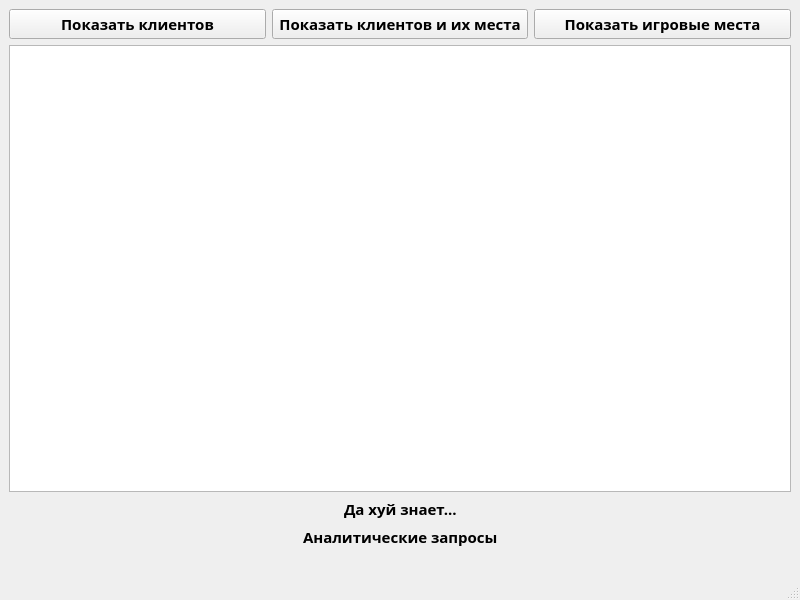
nydrawandcry/ComputerClub_Database, file Computer_club/mainwindow.ui: the form before one commit.
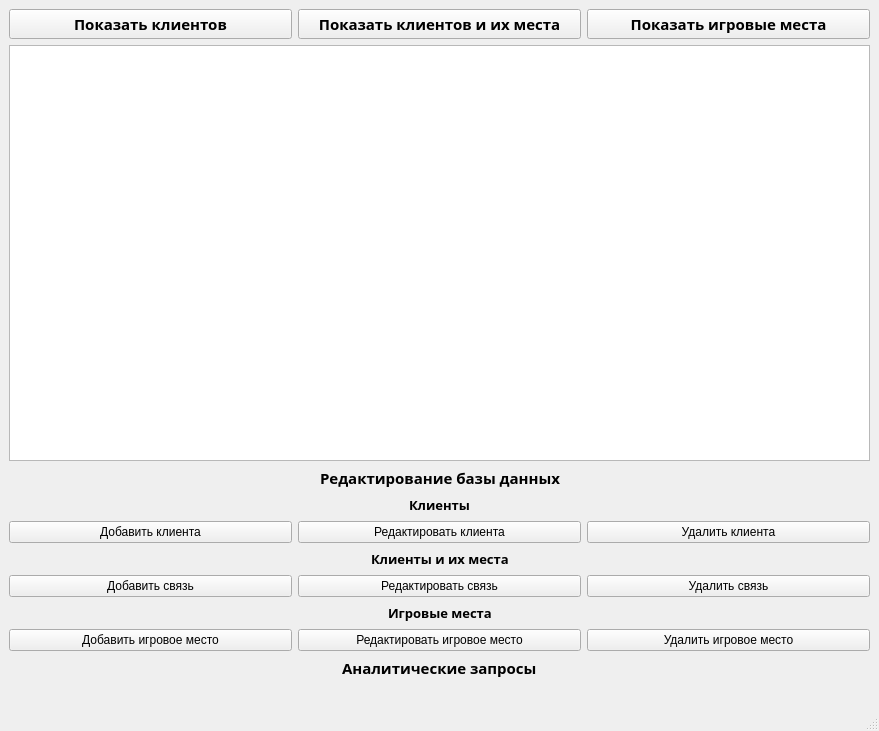
The form after the commit.

Commit message: updated interface + show tables realisation

```diff
--- a/Computer_club/mainwindow.ui
+++ b/Computer_club/mainwindow.ui
@@ -6,8 +6,8 @@
    <rect>
     <x>0</x>
     <y>0</y>
-    <width>800</width>
-    <height>600</height>
+    <width>879</width>
+    <height>731</height>
    </rect>
   </property>
   <property name="windowTitle">
@@ -20,7 +20,7 @@
       <item>
        <layout class="QHBoxLayout" name="horizontalLayout">
         <item>
-         <widget class="QPushButton" name="pushButton_3">
+         <widget class="QPushButton" name="ShowClients">
           <property name="font">
            <font>
             <family>Century Gothic</family>
@@ -34,7 +34,7 @@
          </widget>
         </item>
         <item>
-         <widget class="QPushButton" name="pushButton_2">
+         <widget class="QPushButton" name="ShowClientsPlaces">
           <property name="font">
            <font>
             <family>Century Gothic</family>
@@ -48,7 +48,7 @@
          </widget>
         </item>
         <item>
-         <widget class="QPushButton" name="pushButton">
+         <widget class="QPushButton" name="ShowPlaces">
           <property name="font">
            <font>
             <family>Century Gothic</family>
@@ -98,7 +98,7 @@
            </font>
           </property>
           <property name="text">
-           <string>Да хуй знает...</string>
+           <string>Редактирование базы данных</string>
           </property>
          </widget>
         </item>
@@ -117,6 +117,238 @@
         </item>
        </layout>
       </item>
+      <item>
+       <layout class="QVBoxLayout" name="verticalLayout_4">
+        <property name="topMargin">
+         <number>0</number>
+        </property>
+        <item>
+         <layout class="QHBoxLayout" name="horizontalLayout_6">
+          <property name="topMargin">
+           <number>0</number>
+          </property>
+          <item>
+           <spacer name="horizontalSpacer_6">
+            <property name="orientation">
+             <enum>Qt::Orientation::Horizontal</enum>
+            </property>
+            <property name="sizeHint" stdset="0">
+             <size>
+              <width>40</width>
+              <height>20</height>
+             </size>
+            </property>
+           </spacer>
+          </item>
+          <item>
+           <widget class="QLabel" name="label_3">
+            <property name="font">
+             <font>
+              <family>Century Gothic</family>
+              <pointsize>10</pointsize>
+              <bold>true</bold>
+             </font>
+            </property>
+            <property name="text">
+             <string>Клиенты</string>
+            </property>
+           </widget>
+          </item>
+          <item>
+           <spacer name="horizontalSpacer_5">
+            <property name="orientation">
+             <enum>Qt::Orientation::Horizontal</enum>
+            </property>
+            <property name="sizeHint" stdset="0">
+             <size>
+              <width>40</width>
+              <height>20</height>
+             </size>
+            </property>
+           </spacer>
+          </item>
+         </layout>
+        </item>
+       </layout>
+      </item>
+      <item>
+       <layout class="QHBoxLayout" name="horizontalLayout_7">
+        <property name="topMargin">
+         <number>0</number>
+        </property>
+        <item>
+         <widget class="QPushButton" name="pushButton_3">
+          <property name="text">
+           <string>Добавить клиента</string>
+          </property>
+         </widget>
+        </item>
+        <item>
+         <widget class="QPushButton" name="pushButton_2">
+          <property name="text">
+           <string>Редактировать клиента</string>
+          </property>
+         </widget>
+        </item>
+        <item>
+         <widget class="QPushButton" name="pushButton">
+          <property name="text">
+           <string>Удалить клиента</string>
+          </property>
+         </widget>
+        </item>
+       </layout>
+      </item>
+      <item>
+       <layout class="QHBoxLayout" name="horizontalLayout_8">
+        <property name="topMargin">
+         <number>0</number>
+        </property>
+        <item>
+         <spacer name="horizontalSpacer_8">
+          <property name="orientation">
+           <enum>Qt::Orientation::Horizontal</enum>
+          </property>
+          <property name="sizeHint" stdset="0">
+           <size>
+            <width>40</width>
+            <height>20</height>
+           </size>
+          </property>
+         </spacer>
+        </item>
+        <item>
+         <widget class="QLabel" name="label_4">
+          <property name="font">
+           <font>
+            <family>Century Gothic</family>
+            <pointsize>10</pointsize>
+            <bold>true</bold>
+           </font>
+          </property>
+          <property name="text">
+           <string>Клиенты и их места</string>
+          </property>
+         </widget>
+        </item>
+        <item>
+         <spacer name="horizontalSpacer_7">
+          <property name="orientation">
+           <enum>Qt::Orientation::Horizontal</enum>
+          </property>
+          <property name="sizeHint" stdset="0">
+           <size>
+            <width>40</width>
+            <height>20</height>
+           </size>
+          </property>
+         </spacer>
+        </item>
+       </layout>
+      </item>
+      <item>
+       <layout class="QHBoxLayout" name="horizontalLayout_9">
+        <property name="topMargin">
+         <number>0</number>
+        </property>
+        <item>
+         <widget class="QPushButton" name="pushButton_6">
+          <property name="text">
+           <string>Добавить связь</string>
+          </property>
+         </widget>
+        </item>
+        <item>
+         <widget class="QPushButton" name="pushButton_5">
+          <property name="text">
+           <string>Редактировать связь</string>
+          </property>
+         </widget>
+        </item>
+        <item>
+         <widget class="QPushButton" name="pushButton_4">
+          <property name="text">
+           <string>Удалить связь</string>
+          </property>
+         </widget>
+        </item>
+       </layout>
+      </item>
+      <item>
+       <layout class="QHBoxLayout" name="horizontalLayout_10">
+        <property name="topMargin">
+         <number>0</number>
+        </property>
+        <item>
+         <spacer name="horizontalSpacer_10">
+          <property name="orientation">
+           <enum>Qt::Orientation::Horizontal</enum>
+          </property>
+          <property name="sizeHint" stdset="0">
+           <size>
+            <width>40</width>
+            <height>20</height>
+           </size>
+          </property>
+         </spacer>
+        </item>
+        <item>
+         <widget class="QLabel" name="label_5">
+          <property name="font">
+           <font>
+            <family>Century Gothic</family>
+            <pointsize>10</pointsize>
+            <bold>true</bold>
+           </font>
+          </property>
+          <property name="text">
+           <string>Игровые места</string>
+          </property>
+         </widget>
+        </item>
+        <item>
+         <spacer name="horizontalSpacer_9">
+          <property name="orientation">
+           <enum>Qt::Orientation::Horizontal</enum>
+          </property>
+          <property name="sizeHint" stdset="0">
+           <size>
+            <width>40</width>
+            <height>20</height>
+           </size>
+          </property>
+         </spacer>
+        </item>
+       </layout>
+      </item>
+      <item>
+       <layout class="QHBoxLayout" name="horizontalLayout_11">
+        <property name="topMargin">
+         <number>0</number>
+        </property>
+        <item>
+         <widget class="QPushButton" name="pushButton_9">
+          <property name="text">
+           <string>Добавить игровое место</string>
+          </property>
+         </widget>
+        </item>
+        <item>
+         <widget class="QPushButton" name="pushButton_8">
+          <property name="text">
+           <string>Редактировать игровое место</string>
+          </property>
+         </widget>
+        </item>
+        <item>
+         <widget class="QPushButton" name="pushButton_7">
+          <property name="text">
+           <string>Удалить игровое место</string>
+          </property>
+         </widget>
+        </item>
+       </layout>
+      </item>
       <item>
        <layout class="QHBoxLayout" name="horizontalLayout_4">
         <property name="topMargin">
```
Left out of the diff: 4 changed lines with no effect on the pictures. The commit also changes 2 other files.
